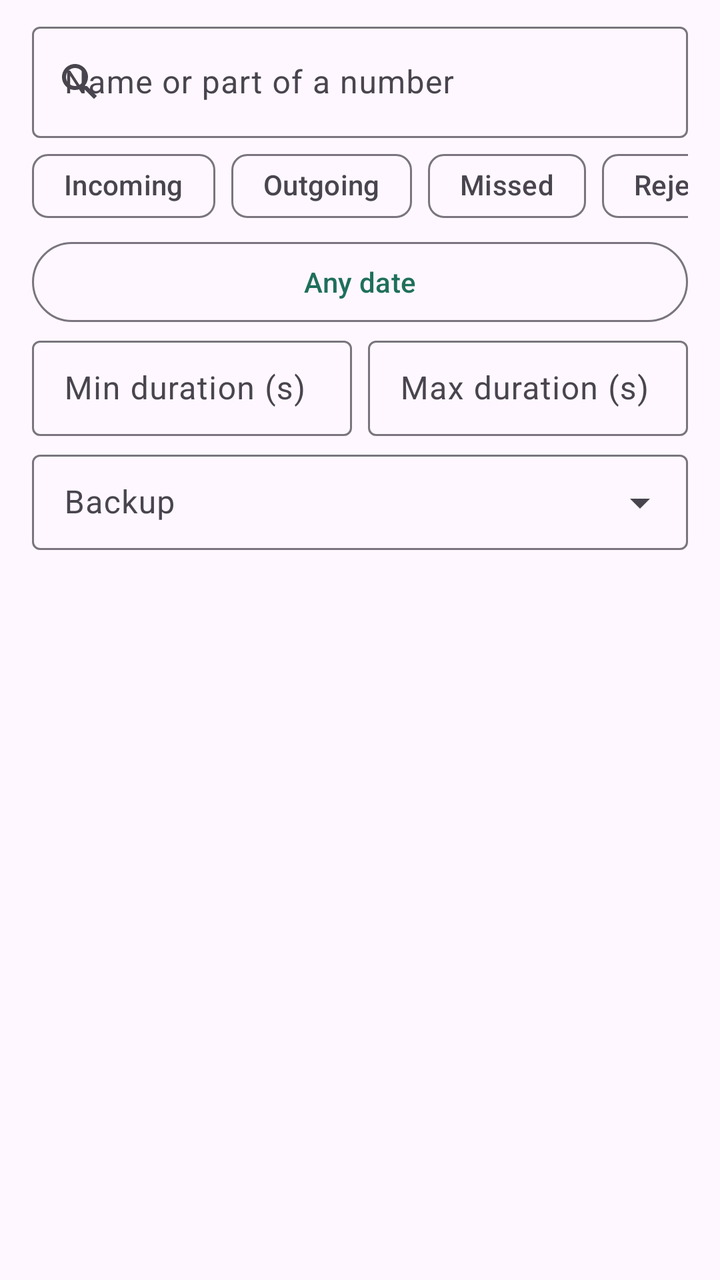
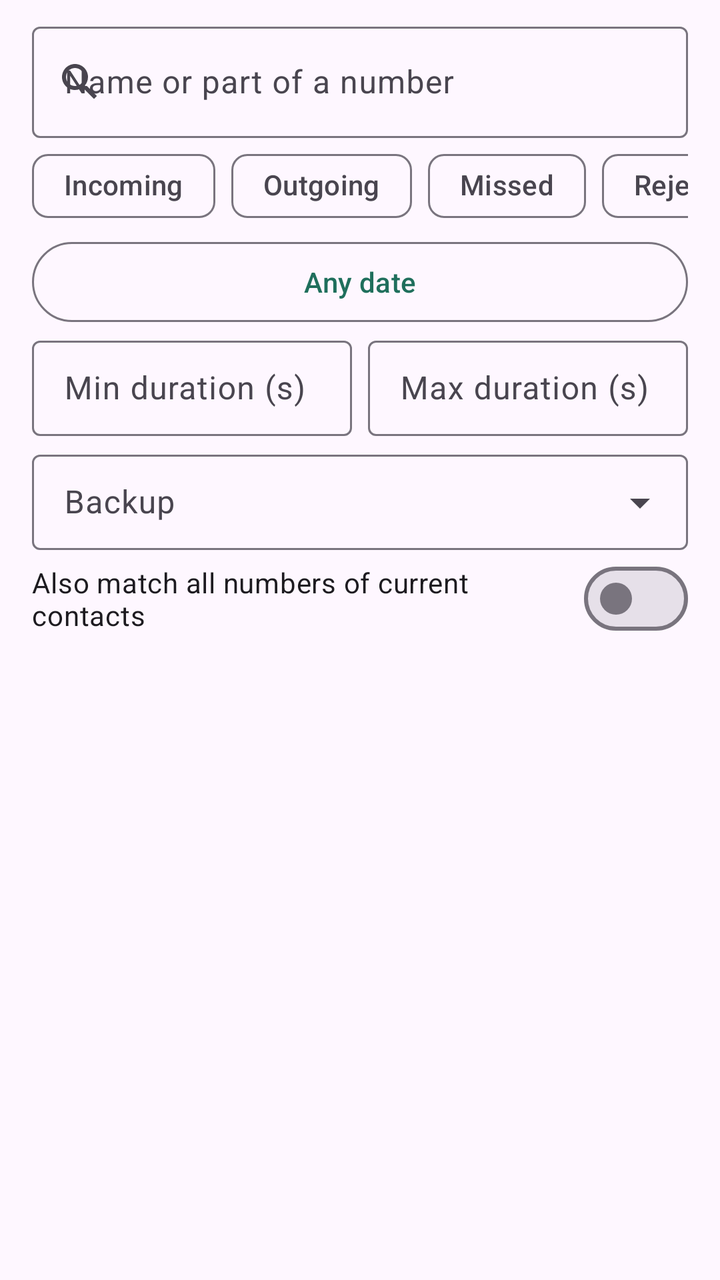

The first picture is an Android layout as it rendered before a commit; the second is the same layout after the commit. The layout source and the unified diff follow.
<!-- AndroidManifest.xml: application theme Theme.OpenCall -->
<!-- res/layout/fragment_search.xml -->
<?xml version="1.0" encoding="utf-8"?>
<LinearLayout xmlns:android="http://schemas.android.com/apk/res/android"
    xmlns:app="http://schemas.android.com/apk/res-auto"
    android:layout_width="match_parent"
    android:layout_height="match_parent"
    android:orientation="vertical"
    android:paddingHorizontal="16dp"
    android:paddingTop="8dp">

    <com.google.android.material.textfield.TextInputLayout
        android:layout_width="match_parent"
        android:layout_height="wrap_content"
        android:hint="@string/search_hint"
        app:endIconMode="clear_text"
        app:startIconDrawable="@drawable/ic_search">

        <com.google.android.material.textfield.TextInputEditText
            android:id="@+id/query"
            android:layout_width="match_parent"
            android:layout_height="wrap_content"
            android:imeOptions="actionSearch"
            android:inputType="text"
            android:maxLines="1" />
    </com.google.android.material.textfield.TextInputLayout>

    <HorizontalScrollView
        android:layout_width="match_parent"
        android:layout_height="wrap_content"
        android:scrollbars="none">

        <com.google.android.material.chip.ChipGroup
            android:id="@+id/typeChips"
            android:layout_width="wrap_content"
            android:layout_height="wrap_content"
            app:singleLine="true">

            <com.google.android.material.chip.Chip
                android:id="@+id/chipIncoming"
                style="@style/Widget.Material3.Chip.Filter"
                android:layout_width="wrap_content"
                android:layout_height="wrap_content"
                android:text="@string/type_incoming" />

            <com.google.android.material.chip.Chip
                android:id="@+id/chipOutgoing"
                style="@style/Widget.Material3.Chip.Filter"
                android:layout_width="wrap_content"
                android:layout_height="wrap_content"
                android:text="@string/type_outgoing" />

            <com.google.android.material.chip.Chip
                android:id="@+id/chipMissed"
                style="@style/Widget.Material3.Chip.Filter"
                android:layout_width="wrap_content"
                android:layout_height="wrap_content"
                android:text="@string/type_missed" />

            <com.google.android.material.chip.Chip
                android:id="@+id/chipRejected"
                style="@style/Widget.Material3.Chip.Filter"
                android:layout_width="wrap_content"
                android:layout_height="wrap_content"
                android:text="@string/type_rejected" />

            <com.google.android.material.chip.Chip
                android:id="@+id/chipBlocked"
                style="@style/Widget.Material3.Chip.Filter"
                android:layout_width="wrap_content"
                android:layout_height="wrap_content"
                android:text="@string/type_blocked" />

            <com.google.android.material.chip.Chip
                android:id="@+id/chipVoicemail"
                style="@style/Widget.Material3.Chip.Filter"
                android:layout_width="wrap_content"
                android:layout_height="wrap_content"
                android:text="@string/type_voicemail" />
        </com.google.android.material.chip.ChipGroup>
    </HorizontalScrollView>

    <LinearLayout
        android:layout_width="match_parent"
        android:layout_height="wrap_content"
        android:gravity="center_vertical"
        android:orientation="horizontal">

        <Button
            android:id="@+id/dateRange"
            style="@style/Widget.Material3.Button.OutlinedButton"
            android:layout_width="0dp"
            android:layout_height="wrap_content"
            android:layout_weight="1"
            android:text="@string/search_date_any" />

        <Button
            android:id="@+id/clearDates"
            style="@style/Widget.Material3.Button.TextButton"
            android:layout_width="wrap_content"
            android:layout_height="wrap_content"
            android:text="@string/search_clear_dates"
            android:visibility="gone" />
    </LinearLayout>

    <LinearLayout
        android:layout_width="match_parent"
        android:layout_height="wrap_content"
        android:orientation="horizontal">

        <com.google.android.material.textfield.TextInputLayout
            style="@style/Widget.Material3.TextInputLayout.OutlinedBox.Dense"
            android:layout_width="0dp"
            android:layout_height="wrap_content"
            android:layout_marginEnd="8dp"
            android:layout_weight="1"
            android:hint="@string/search_min_duration">

            <com.google.android.material.textfield.TextInputEditText
                android:id="@+id/minDuration"
                android:layout_width="match_parent"
                android:layout_height="wrap_content"
                android:inputType="number"
                android:maxLength="7" />
        </com.google.android.material.textfield.TextInputLayout>

        <com.google.android.material.textfield.TextInputLayout
            style="@style/Widget.Material3.TextInputLayout.OutlinedBox.Dense"
            android:layout_width="0dp"
            android:layout_height="wrap_content"
            android:layout_weight="1"
            android:hint="@string/search_max_duration">

            <com.google.android.material.textfield.TextInputEditText
                android:id="@+id/maxDuration"
                android:layout_width="match_parent"
                android:layout_height="wrap_content"
                android:inputType="number"
                android:maxLength="7" />
        </com.google.android.material.textfield.TextInputLayout>
    </LinearLayout>

    <com.google.android.material.textfield.TextInputLayout
        style="@style/Widget.Material3.TextInputLayout.OutlinedBox.Dense.ExposedDropdownMenu"
        android:layout_width="match_parent"
        android:layout_height="wrap_content"
        android:layout_marginTop="4dp"
        android:hint="@string/search_backup">

        <com.google.android.material.textfield.MaterialAutoCompleteTextView
            android:id="@+id/backupSelector"
            android:layout_width="match_parent"
            android:layout_height="wrap_content"
            android:inputType="none" />
    </com.google.android.material.textfield.TextInputLayout>

    <TextView
        android:id="@+id/resultCount"
        android:layout_width="match_parent"
        android:layout_height="wrap_content"
        android:paddingVertical="8dp"
        android:textAppearance="?attr/textAppearanceLabelLarge" />

    <androidx.recyclerview.widget.RecyclerView
        android:id="@+id/results"
        android:layout_width="match_parent"
        android:layout_height="0dp"
        android:layout_weight="1"
        android:clipToPadding="false" />
</LinearLayout>
<!-- resources referenced by this layout -->
<resources>
  <!-- drawable ic_search (drawable) -->
  <vector xmlns:android="http://schemas.android.com/apk/res/android"
      android:width="24dp" android:height="24dp" android:viewportWidth="24" android:viewportHeight="24"
      android:tint="?attr/colorControlNormal">
      <path android:fillColor="@android:color/white" android:pathData="M15.5,14h-0.79l-0.28,-0.27C15.41,12.59 16,11.11 16,9.5 16,5.91 13.09,3 9.5,3S3,5.91 3,9.5 5.91,16 9.5,16c1.61,0 3.09,-0.59 4.23,-1.57l0.27,0.28v0.79l5,4.99L20.49,19l-4.99,-5zM9.5,14C7.01,14 5,11.99 5,9.5S7.01,5 9.5,5 14,7.01 14,9.5 11.99,14 9.5,14z" />
  </vector>
  <string name="search_backup">Backup</string>
  <string name="search_clear_dates">Clear dates</string>
  <string name="search_date_any">Any date</string>
  <string name="search_hint">Name or part of a number</string>
  <string name="search_max_duration">Max duration (s)</string>
  <string name="search_min_duration">Min duration (s)</string>
  <string name="type_blocked">Blocked</string>
  <string name="type_incoming">Incoming</string>
  <string name="type_missed">Missed</string>
  <string name="type_outgoing">Outgoing</string>
  <string name="type_rejected">Rejected</string>
  <string name="type_voicemail">Voicemail</string>
  <style name="Theme.OpenCall" parent="Theme.Material3.DayNight.NoActionBar">
          <item name="colorPrimary">@color/brand</item>
          <item name="colorSecondary">@color/brand</item>
      </style>
  <color name="brand">#1F6F5C</color>
</resources>

<!-- the commit's change to res/layout/fragment_search.xml (unified diff, before → after) -->
@@ -152,6 +152,12 @@
             android:inputType="none" />
     </com.google.android.material.textfield.TextInputLayout>
 
+    <com.google.android.material.materialswitch.MaterialSwitch
+        android:id="@+id/useContacts"
+        android:layout_width="match_parent"
+        android:layout_height="wrap_content"
+        android:text="@string/search_use_contacts" />
+
     <TextView
         android:id="@+id/resultCount"
         android:layout_width="match_parent"
<!-- resource entries referenced after the edit -->
@@ -12,6 +12,7 @@
   <string name="search_hint">Name or part of a number</string>
   <string name="search_max_duration">Max duration (s)</string>
   <string name="search_min_duration">Min duration (s)</string>
+  <string name="search_use_contacts">Also match all numbers of current contacts</string>
   <string name="type_blocked">Blocked</string>
   <string name="type_incoming">Incoming</string>
   <string name="type_missed">Missed</string>
